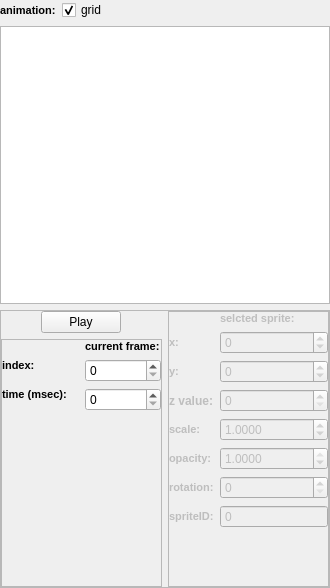
Before: the Qt Designer form GameEditor/UI/DatabaseModuleAnimation.ui in seem-sky/Simple2D-Engine, drawn with Qt 5.
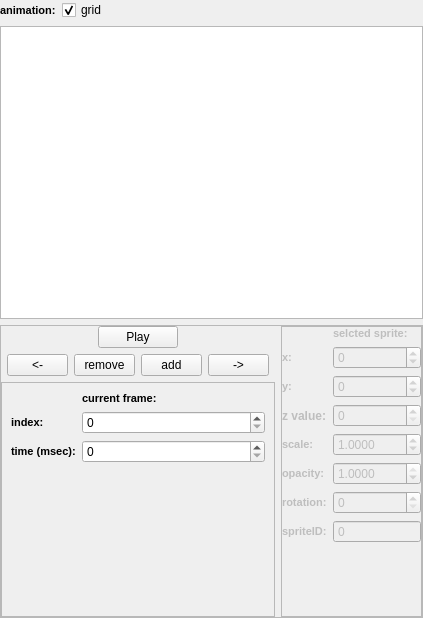
After: the same form once the commit is applied. Custom widgets are drawn as their Qt base class.

Commit message: fixing bug in AnimationViewer; adding some new buttons and features to AnimationViewer

```diff
--- a/GameEditor/UI/DatabaseModuleAnimation.ui
+++ b/GameEditor/UI/DatabaseModuleAnimation.ui
@@ -6,8 +6,8 @@
    <rect>
     <x>0</x>
     <y>0</y>
-    <width>330</width>
-    <height>588</height>
+    <width>423</width>
+    <height>618</height>
    </rect>
   </property>
   <property name="minimumSize">
@@ -60,111 +60,7 @@
       <property name="bottomMargin">
        <number>0</number>
       </property>
-      <item row="3" column="0">
-       <layout class="QVBoxLayout" name="verticalLayout">
-        <item alignment="Qt::AlignHCenter">
-         <widget class="QPushButton" name="m_pAniPlayerButton">
-          <property name="text">
-           <string>Play</string>
-          </property>
-         </widget>
-        </item>
-        <item>
-         <widget class="QFrame" name="m_pFrame">
-          <property name="frameShape">
-           <enum>QFrame::StyledPanel</enum>
-          </property>
-          <property name="frameShadow">
-           <enum>QFrame::Raised</enum>
-          </property>
-          <layout class="QGridLayout" name="gridLayout_6">
-           <property name="leftMargin">
-            <number>0</number>
-           </property>
-           <property name="topMargin">
-            <number>0</number>
-           </property>
-           <property name="rightMargin">
-            <number>0</number>
-           </property>
-           <property name="bottomMargin">
-            <number>0</number>
-           </property>
-           <item row="1" column="0" alignment="Qt::AlignTop">
-            <widget class="QLabel" name="m_pCurrentFrameLabel_6">
-             <property name="font">
-              <font>
-               <pointsize>8</pointsize>
-               <weight>75</weight>
-               <bold>true</bold>
-              </font>
-             </property>
-             <property name="text">
-              <string>index:</string>
-             </property>
-            </widget>
-           </item>
-           <item row="1" column="1" alignment="Qt::AlignTop">
-            <widget class="QSpinBox" name="m_pCurrentFrame">
-             <property name="maximum">
-              <number>1000</number>
-             </property>
-            </widget>
-           </item>
-           <item row="2" column="1" alignment="Qt::AlignTop">
-            <widget class="QSpinBox" name="m_pFrameTime">
-             <property name="maximum">
-              <number>999999</number>
-             </property>
-            </widget>
-           </item>
-           <item row="2" column="0" alignment="Qt::AlignTop">
-            <widget class="QLabel" name="m_pFrameTimeLabel_4">
-             <property name="font">
-              <font>
-               <pointsize>8</pointsize>
-               <weight>75</weight>
-               <bold>true</bold>
-              </font>
-             </property>
-             <property name="text">
-              <string>time (msec):</string>
-             </property>
-            </widget>
-           </item>
-           <item row="0" column="1" alignment="Qt::AlignTop">
-            <widget class="QLabel" name="m_pCurrentFrameLabel_7">
-             <property name="font">
-              <font>
-               <pointsize>8</pointsize>
-               <weight>75</weight>
-               <bold>true</bold>
-              </font>
-             </property>
-             <property name="text">
-              <string>current frame:</string>
-             </property>
-            </widget>
-           </item>
-           <item row="3" column="0">
-            <spacer name="verticalSpacer">
-             <property name="orientation">
-              <enum>Qt::Vertical</enum>
-             </property>
-             <property name="sizeHint" stdset="0">
-              <size>
-               <width>20</width>
-               <height>40</height>
-              </size>
-             </property>
-            </spacer>
-           </item>
-          </layout>
-         </widget>
-        </item>
-       </layout>
-      </item>
-      <item row="3" column="1">
+      <item row="0" column="3" rowspan="3">
        <widget class="QFrame" name="m_pSpriteFrame">
         <property name="enabled">
          <bool>false</bool>
@@ -396,6 +292,125 @@
         </layout>
        </widget>
       </item>
+      <item row="2" column="0" colspan="3">
+       <widget class="QFrame" name="m_pFrame">
+        <property name="sizePolicy">
+         <sizepolicy hsizetype="Preferred" vsizetype="MinimumExpanding">
+          <horstretch>0</horstretch>
+          <verstretch>0</verstretch>
+         </sizepolicy>
+        </property>
+        <property name="minimumSize">
+         <size>
+          <width>200</width>
+          <height>0</height>
+         </size>
+        </property>
+        <property name="frameShape">
+         <enum>QFrame::StyledPanel</enum>
+        </property>
+        <property name="frameShadow">
+         <enum>QFrame::Raised</enum>
+        </property>
+        <layout class="QFormLayout" name="formLayout">
+         <item row="0" column="1">
+          <widget class="QLabel" name="m_pCurrentFrameLabel_7">
+           <property name="font">
+            <font>
+             <pointsize>8</pointsize>
+             <weight>75</weight>
+             <bold>true</bold>
+            </font>
+           </property>
+           <property name="text">
+            <string>current frame:</string>
+           </property>
+          </widget>
+         </item>
+         <item row="1" column="0">
+          <widget class="QLabel" name="m_pCurrentFrameLabel_6">
+           <property name="font">
+            <font>
+             <pointsize>8</pointsize>
+             <weight>75</weight>
+             <bold>true</bold>
+            </font>
+           </property>
+           <property name="text">
+            <string>index:</string>
+           </property>
+          </widget>
+         </item>
+         <item row="1" column="1">
+          <widget class="QSpinBox" name="m_pCurrentFrame">
+           <property name="maximum">
+            <number>1000</number>
+           </property>
+          </widget>
+         </item>
+         <item row="2" column="0">
+          <widget class="QLabel" name="m_pFrameTimeLabel_4">
+           <property name="font">
+            <font>
+             <pointsize>8</pointsize>
+             <weight>75</weight>
+             <bold>true</bold>
+            </font>
+           </property>
+           <property name="text">
+            <string>time (msec):</string>
+           </property>
+          </widget>
+         </item>
+         <item row="2" column="1">
+          <widget class="QSpinBox" name="m_pFrameTime">
+           <property name="maximum">
+            <number>999999</number>
+           </property>
+          </widget>
+         </item>
+        </layout>
+       </widget>
+      </item>
+      <item row="0" column="1" alignment="Qt::AlignHCenter">
+       <widget class="QPushButton" name="m_pAniPlayerButton">
+        <property name="text">
+         <string>Play</string>
+        </property>
+       </widget>
+      </item>
+      <item row="1" column="1">
+       <layout class="QHBoxLayout" name="horizontalLayout">
+        <item>
+         <widget class="QPushButton" name="m_pPreviousFrame">
+          <property name="text">
+           <string>&lt;-</string>
+          </property>
+         </widget>
+        </item>
+        <item>
+         <widget class="QPushButton" name="m_pRemoveFrame">
+          <property name="text">
+           <string>remove</string>
+          </property>
+         </widget>
+        </item>
+        <item>
+         <widget class="QPushButton" name="m_pAddFrame">
+          <property name="text">
+           <string>add</string>
+          </property>
+         </widget>
+        </item>
+        <item>
+         <widget class="QPushButton" name="m_pNextFrame">
+          <property name="text">
+           <string>-&gt;</string>
+          </property>
+         </widget>
+        </item>
+       </layout>
+      </item>
      </layout>
     </widget>
    </item>
```
The commit also changes 7 other files.
